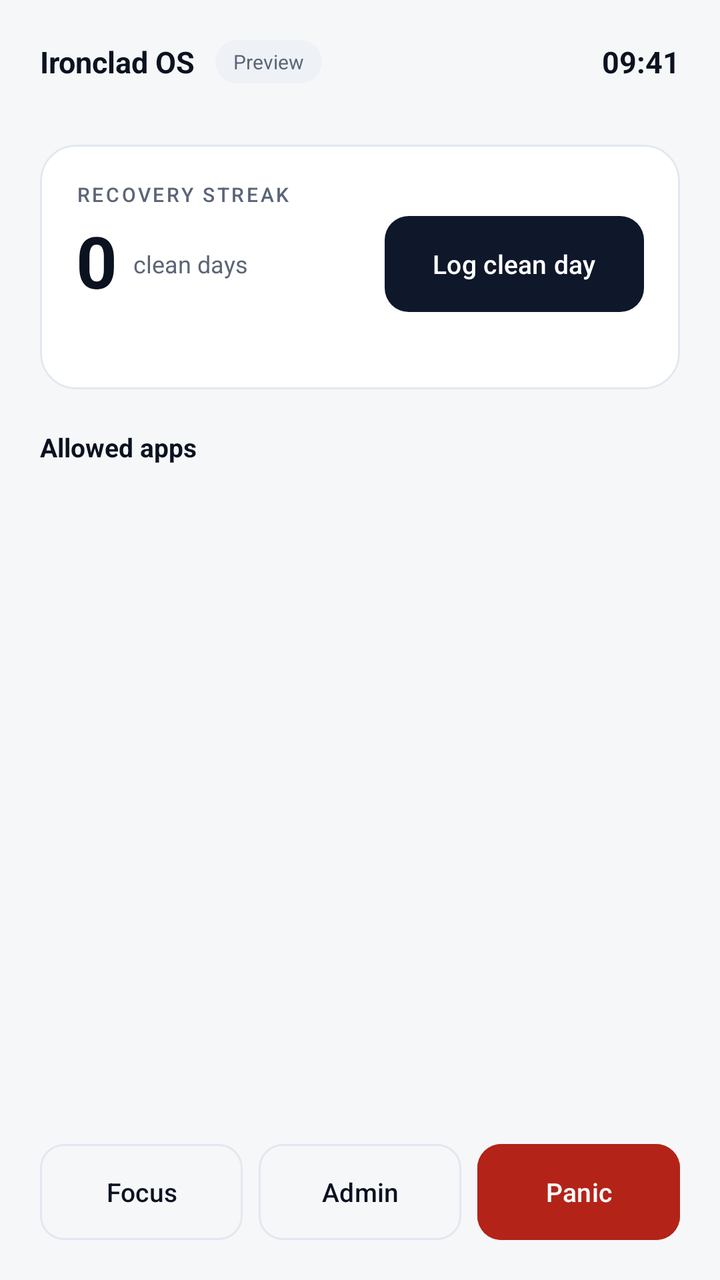
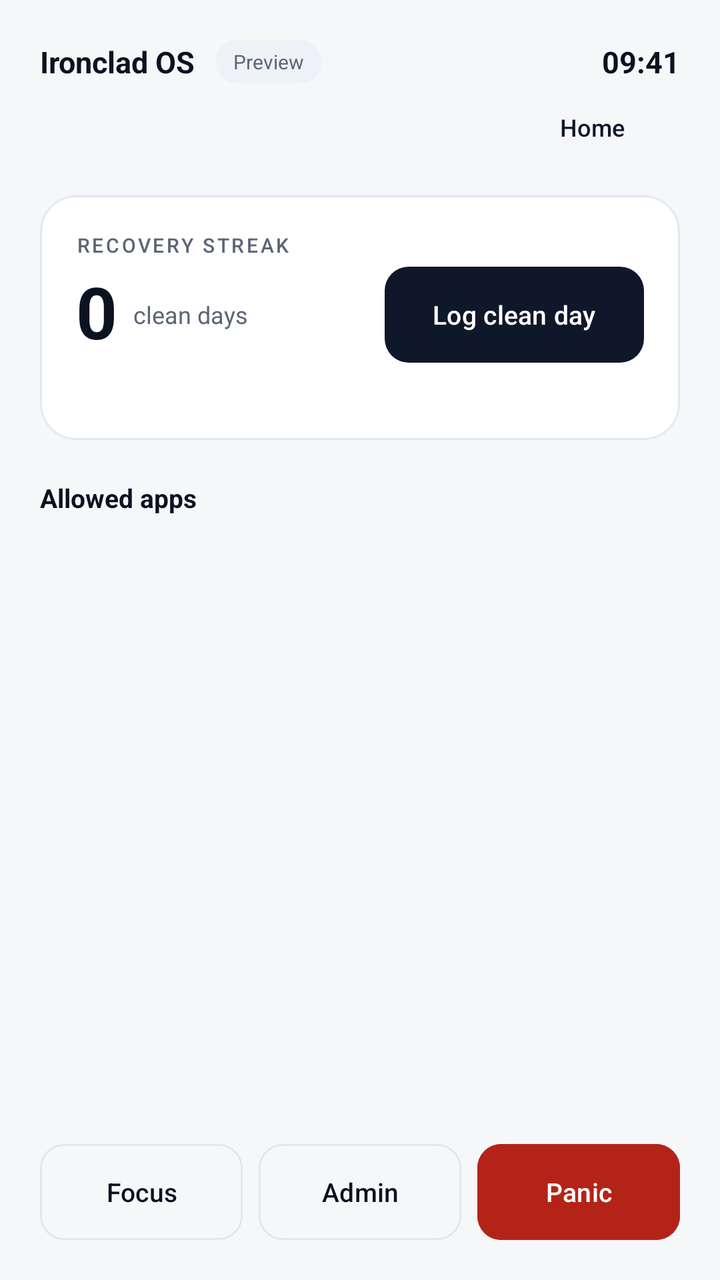

The first picture is an Android layout as it rendered before a commit; the second is the same layout after the commit. The layout source and the unified diff follow.
<!-- AndroidManifest.xml: activity theme Theme.IroncladOS -->
<!-- res/layout/activity_kiosk_launcher.xml -->
<?xml version="1.0" encoding="utf-8"?>
<LinearLayout xmlns:android="http://schemas.android.com/apk/res/android"
    xmlns:app="http://schemas.android.com/apk/res-auto"
    android:id="@+id/root"
    android:layout_width="match_parent"
    android:layout_height="match_parent"
    android:background="@color/bg"
    android:orientation="vertical"
    android:padding="20dp">

    
    <LinearLayout
        android:layout_width="match_parent"
        android:layout_height="wrap_content"
        android:gravity="center_vertical"
        android:orientation="horizontal">

        <TextView
            android:layout_width="wrap_content"
            android:layout_height="wrap_content"
            android:text="@string/app_name"
            android:textColor="@color/text_primary"
            android:textSize="15sp"
            android:textStyle="bold" />

        <TextView
            android:id="@+id/ownerPill"
            android:layout_width="wrap_content"
            android:layout_height="wrap_content"
            android:layout_marginStart="10dp"
            android:background="@drawable/bg_pill"
            android:paddingStart="9dp"
            android:paddingTop="4dp"
            android:paddingEnd="9dp"
            android:paddingBottom="4dp"
            android:text="@string/pill_preview"
            android:textColor="@color/text_secondary"
            android:textSize="10sp" />

        <Space
            android:layout_width="0dp"
            android:layout_height="1dp"
            android:layout_weight="1" />

        <TextView
            android:id="@+id/batteryLabel"
            android:layout_width="wrap_content"
            android:layout_height="wrap_content"
            android:text=""
            android:textColor="@color/text_secondary"
            android:textDirection="ltr"
            android:textSize="11sp" />

        <TextView
            android:id="@+id/clock"
            android:layout_width="wrap_content"
            android:layout_height="wrap_content"
            android:layout_marginStart="10dp"
            android:text="@string/default_clock"
            android:textColor="@color/text_primary"
            android:textDirection="ltr"
            android:textSize="15sp"
            android:textStyle="bold" />
    </LinearLayout>

    <TextView
        android:id="@+id/dateLabel"
        android:layout_width="wrap_content"
        android:layout_height="wrap_content"
        android:layout_marginTop="2dp"
        android:text=""
        android:textColor="@color/text_secondary"
        android:textSize="11sp" />

    
    <TextView
        android:id="@+id/panicBanner"
        android:layout_width="match_parent"
        android:layout_height="wrap_content"
        android:layout_marginTop="12dp"
        android:background="@drawable/bg_pill"
        android:paddingStart="12dp"
        android:paddingTop="8dp"
        android:paddingEnd="12dp"
        android:paddingBottom="8dp"
        android:text=""
        android:textAlignment="viewStart"
        android:textColor="@color/danger"
        android:textSize="12sp"
        android:textStyle="bold"
        android:visibility="gone" />

    
    <LinearLayout
        android:id="@+id/modeBannerRow"
        android:layout_width="match_parent"
        android:layout_height="wrap_content"
        android:layout_marginTop="10dp"
        android:background="@drawable/bg_pill"
        android:gravity="center_vertical"
        android:orientation="horizontal"
        android:paddingStart="12dp"
        android:paddingTop="6dp"
        android:paddingEnd="8dp"
        android:paddingBottom="6dp"
        android:visibility="gone">

        <TextView
            android:id="@+id/modeBannerText"
            android:layout_width="0dp"
            android:layout_height="wrap_content"
            android:layout_weight="1"
            android:text=""
            android:textAlignment="viewStart"
            android:textColor="@color/text_primary"
            android:textSize="12sp" />

        <com.google.android.material.button.MaterialButton
            android:id="@+id/modeActionButton"
            style="@style/Widget.IroncladOS.Button.Text"
            android:layout_width="wrap_content"
            android:layout_height="wrap_content"
            android:text="@string/open_kiosk_browser" />
    </LinearLayout>

    
    <com.google.android.material.card.MaterialCardView
        style="@style/Widget.IroncladOS.Card"
        android:layout_width="match_parent"
        android:layout_height="wrap_content"
        android:layout_marginTop="14dp">

        <LinearLayout
            android:layout_width="match_parent"
            android:layout_height="wrap_content"
            android:orientation="vertical"
            android:padding="18dp">

            <TextView
                android:layout_width="wrap_content"
                android:layout_height="wrap_content"
                android:text="@string/eyebrow_recovery_streak"
                android:textAppearance="@style/TextAppearance.IroncladOS.Eyebrow" />

            <LinearLayout
                android:layout_width="match_parent"
                android:layout_height="wrap_content"
                android:layout_marginTop="4dp"
                android:gravity="center_vertical"
                android:orientation="horizontal">

                <TextView
                    android:id="@+id/streakValue"
                    android:layout_width="wrap_content"
                    android:layout_height="wrap_content"
                    android:includeFontPadding="false"
                    android:text="0"
                    android:textColor="@color/text_primary"
                    android:textDirection="ltr"
                    android:textSize="36sp"
                    android:textStyle="bold" />

                <TextView
                    android:layout_width="0dp"
                    android:layout_height="wrap_content"
                    android:layout_marginStart="8dp"
                    android:layout_weight="1"
                    android:text="@string/clean_days_label"
                    android:textAlignment="viewStart"
                    android:textColor="@color/text_secondary"
                    android:textSize="12sp" />

                <com.google.android.material.button.MaterialButton
                    android:id="@+id/markCleanDay"
                    style="@style/Widget.IroncladOS.Button"
                    android:layout_width="wrap_content"
                    android:layout_height="wrap_content"
                    android:layout_marginStart="8dp"
                    android:text="@string/log_clean_day" />
            </LinearLayout>

            <TextView
                android:id="@+id/streakMeta"
                android:layout_width="match_parent"
                android:layout_height="wrap_content"
                android:layout_marginTop="6dp"
                android:text=""
                android:textAlignment="viewStart"
                android:textColor="@color/text_secondary"
                android:textSize="11sp" />
        </LinearLayout>
    </com.google.android.material.card.MaterialCardView>

    
    <LinearLayout
        android:layout_width="match_parent"
        android:layout_height="wrap_content"
        android:layout_marginTop="20dp"
        android:gravity="center_vertical"
        android:orientation="horizontal">

        <TextView
            android:layout_width="wrap_content"
            android:layout_height="wrap_content"
            android:text="@string/allowed_apps_title"
            android:textColor="@color/text_primary"
            android:textSize="13sp"
            android:textStyle="bold" />

        <Space
            android:layout_width="0dp"
            android:layout_height="1dp"
            android:layout_weight="1" />

        <TextView
            android:id="@+id/appCount"
            android:layout_width="wrap_content"
            android:layout_height="wrap_content"
            android:text=""
            android:textColor="@color/text_secondary"
            android:textSize="11sp" />
    </LinearLayout>

    <androidx.recyclerview.widget.RecyclerView
        android:id="@+id/appGrid"
        android:layout_width="match_parent"
        android:layout_height="0dp"
        android:layout_marginTop="6dp"
        android:layout_weight="1"
        android:clipToPadding="false"
        android:overScrollMode="never"
        android:paddingBottom="6dp" />

    <TextView
        android:id="@+id/emptyApps"
        android:layout_width="match_parent"
        android:layout_height="0dp"
        android:layout_weight="1"
        android:gravity="center"
        android:text=""
        android:textColor="@color/text_secondary"
        android:textSize="13sp"
        android:visibility="gone" />

    
    <LinearLayout
        android:layout_width="match_parent"
        android:layout_height="wrap_content"
        android:layout_marginTop="12dp"
        android:orientation="horizontal">

        <com.google.android.material.button.MaterialButton
            android:id="@+id/focusButton"
            style="@style/Widget.IroncladOS.Button.Outlined"
            android:layout_width="0dp"
            android:layout_height="wrap_content"
            android:layout_weight="1"
            android:text="@string/action_focus" />

        <com.google.android.material.button.MaterialButton
            android:id="@+id/adminButton"
            style="@style/Widget.IroncladOS.Button.Outlined"
            android:layout_width="0dp"
            android:layout_height="wrap_content"
            android:layout_marginStart="8dp"
            android:layout_weight="1"
            android:text="@string/action_admin" />

        <com.google.android.material.button.MaterialButton
            android:id="@+id/panicButton"
            style="@style/Widget.IroncladOS.Button"
            android:layout_width="0dp"
            android:layout_height="wrap_content"
            android:layout_marginStart="8dp"
            android:layout_weight="1"
            android:backgroundTint="@color/danger"
            android:text="@string/action_panic"
            android:textColor="@color/white" />
    </LinearLayout>
</LinearLayout>
<!-- resources referenced by this layout -->
<resources>
  <color name="bg">#F6F7F9</color>
  <color name="danger">#B42318</color>
  <color name="text_primary">#0B1220</color>
  <color name="text_secondary">#5B6577</color>
  <color name="white">#FFFFFF</color>
  <!-- drawable bg_pill (drawable) -->
  <?xml version="1.0" encoding="utf-8"?>
  <shape xmlns:android="http://schemas.android.com/apk/res/android" android:shape="rectangle">
      <solid android:color="@color/pill_bg" />
      <corners android:radius="100dp" />
  </shape>
  <string name="action_admin">Admin</string>
  <string name="action_focus">Focus</string>
  <string name="action_panic">Panic</string>
  <string name="allowed_apps_title">Allowed apps</string>
  <string name="app_name">Ironclad OS</string>
  <string name="clean_days_label">clean days</string>
  <string name="default_clock">09:41</string>
  <string name="eyebrow_recovery_streak">Recovery streak</string>
  <string name="log_clean_day">Log clean day</string>
  <string name="open_kiosk_browser">Open Kiosk Browser</string>
  <string name="pill_preview">Preview</string>
  <style name="TextAppearance.IroncladOS.Eyebrow" parent="TextAppearance.Material3.LabelSmall">
          <item name="android:textSize">10sp</item>
          <item name="android:letterSpacing">0.12</item>
          <item name="android:textColor">@color/text_secondary</item>
          <item name="android:textAllCaps">true</item>
      </style>
  <style name="Widget.IroncladOS.Button" parent="Widget.Material3.Button">
          <item name="cornerRadius">12dp</item>
          <item name="android:minHeight">48dp</item>
          <item name="android:textAllCaps">false</item>
          <item name="android:textSize">13sp</item>
          <item name="android:insetTop">0dp</item>
          <item name="android:insetBottom">0dp</item>
      </style>
  <style name="Widget.IroncladOS.Button.Outlined" parent="Widget.Material3.Button.OutlinedButton">
          <item name="cornerRadius">12dp</item>
          <item name="android:minHeight">48dp</item>
          <item name="android:textAllCaps">false</item>
          <item name="android:textSize">13sp</item>
          <item name="strokeColor">@color/divider</item>
          <item name="android:textColor">@color/text_primary</item>
          <item name="android:insetTop">0dp</item>
          <item name="android:insetBottom">0dp</item>
      </style>
  <style name="Widget.IroncladOS.Button.Text" parent="Widget.Material3.Button.TextButton">
          <item name="android:textAllCaps">false</item>
          <item name="android:minHeight">40dp</item>
          <item name="android:textSize">12sp</item>
      </style>
  <style name="Widget.IroncladOS.Card" parent="Widget.Material3.CardView.Elevated">
          <item name="cardBackgroundColor">@color/surface</item>
          <item name="cardCornerRadius">18dp</item>
          <item name="cardElevation">0dp</item>
          <item name="strokeColor">@color/divider</item>
          <item name="strokeWidth">1dp</item>
      </style>
  <color name="pill_bg">#EEF2F6</color>
  <color name="divider">#E2E8F0</color>
  <color name="surface">#FFFFFF</color>
  <color name="surface_alt">#F0F2F5</color>
  <color name="brand">#0F172A</color>
  <color name="on_brand">#FFFFFF</color>
  <color name="brand_soft">#E2E8F0</color>
  <color name="accent">#0D9488</color>
  <style name="ThemeOverlay.IroncladOS.Dialog" parent="ThemeOverlay.Material3.MaterialAlertDialog">
          <item name="colorSurface">@color/surface</item>
          <item name="colorOnSurface">@color/text_primary</item>
      </style>
  <!-- unchanged entries left out for length: 1 -->
</resources>

<!-- the commit's change to res/layout/activity_kiosk_launcher.xml (unified diff, before → after) -->
@@ -63,14 +63,63 @@
             android:textStyle="bold" />
     </LinearLayout>
 
-    <TextView
-        android:id="@+id/dateLabel"
-        android:layout_width="wrap_content"
+    <LinearLayout
+        android:layout_width="match_parent"
         android:layout_height="wrap_content"
         android:layout_marginTop="2dp"
-        android:text=""
-        android:textColor="@color/text_secondary"
-        android:textSize="11sp" />
+        android:gravity="center_vertical"
+        android:orientation="horizontal">
+
+        <TextView
+            android:id="@+id/dateLabel"
+            android:layout_width="0dp"
+            android:layout_height="wrap_content"
+            android:layout_weight="1"
+            android:text=""
+            android:textColor="@color/text_secondary"
+            android:textSize="11sp" />
+
+        
+        <com.google.android.material.button.MaterialButton
+            android:id="@+id/homeButton"
+            style="@style/Widget.IroncladOS.Button.Text"
+            android:layout_width="wrap_content"
+            android:layout_height="wrap_content"
+            android:text="@string/action_home" />
+    </LinearLayout>
+
+    
+    <LinearLayout
+        android:id="@+id/updateBanner"
+        android:layout_width="match_parent"
+        android:layout_height="wrap_content"
+        android:layout_marginTop="10dp"
+        android:background="@drawable/bg_pill"
+        android:gravity="center_vertical"
+        android:orientation="horizontal"
+        android:paddingStart="12dp"
+        android:paddingTop="6dp"
+        android:paddingEnd="8dp"
+        android:paddingBottom="6dp"
+        android:visibility="gone">
+
+        <TextView
+            android:id="@+id/updateBannerText"
+            android:layout_width="0dp"
+            android:layout_height="wrap_content"
+            android:layout_weight="1"
+            android:text=""
+            android:textAlignment="viewStart"
+            android:textColor="@color/text_primary"
+            android:textSize="12sp" />
+
+        <com.google.android.material.button.MaterialButton
+            android:id="@+id/updateButton"
+            style="@style/Widget.IroncladOS.Button.Text"
+            android:layout_width="wrap_content"
+            android:layout_height="wrap_content"
+            android:text="@string/update_action" />
+    </LinearLayout>
 
     
     <TextView
<!-- resource entries referenced after the edit -->
@@ -13,6 +13,7 @@
   </shape>
   <string name="action_admin">Admin</string>
   <string name="action_focus">Focus</string>
+  <string name="action_home">Home</string>
   <string name="action_panic">Panic</string>
   <string name="allowed_apps_title">Allowed apps</string>
   <string name="app_name">Ironclad OS</string>
@@ -22,6 +23,7 @@
   <string name="log_clean_day">Log clean day</string>
   <string name="open_kiosk_browser">Open Kiosk Browser</string>
   <string name="pill_preview">Preview</string>
+  <string name="update_action">Update</string>
   <style name="TextAppearance.IroncladOS.Eyebrow" parent="TextAppearance.Material3.LabelSmall">
           <item name="android:textSize">10sp</item>
           <item name="android:letterSpacing">0.12</item>
